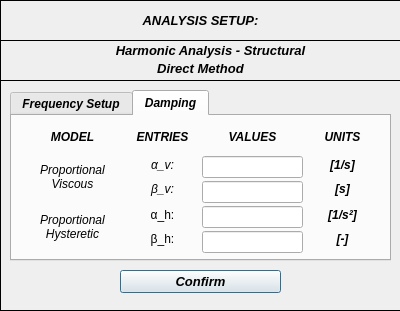
First picture: the form in pulse/uix/user_input/ui/analysisSetupInput_DirectMethod.ui, repository open-pulse/OpenPulse, before the edit.
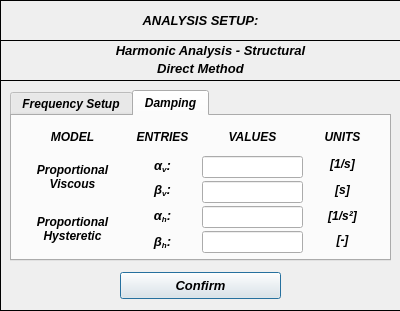
Second picture: the form after the edit. The open tabs and pages were chosen to show the change. Icons and pictures are not drawn.

```diff
--- a/pulse/uix/user_input/ui/analysisSetupInput_DirectMethod.ui
+++ b/pulse/uix/user_input/ui/analysisSetupInput_DirectMethod.ui
@@ -566,8 +566,9 @@
          <widget class="QLabel" name="label_8">
           <property name="font">
            <font>
-            <weight>50</weight>
-            <bold>false</bold>
+            <pointsize>9</pointsize>
+            <weight>75</weight>
+            <bold>true</bold>
            </font>
           </property>
           <property name="text">
@@ -587,7 +588,7 @@
          <x>10</x>
          <y>90</y>
          <width>101</width>
-         <height>41</height>
+         <height>45</height>
         </rect>
        </property>
        <layout class="QVBoxLayout" name="verticalLayout_6">
@@ -595,8 +596,9 @@
          <widget class="QLabel" name="label_9">
           <property name="font">
            <font>
-            <weight>50</weight>
-            <bold>false</bold>
+            <pointsize>9</pointsize>
+            <weight>75</weight>
+            <bold>true</bold>
            </font>
           </property>
           <property name="text">
@@ -616,7 +618,7 @@
          <x>120</x>
          <y>40</y>
          <width>61</width>
-         <height>41</height>
+         <height>43</height>
         </rect>
        </property>
        <layout class="QVBoxLayout" name="verticalLayout_7">
@@ -624,12 +626,15 @@
          <widget class="QLabel" name="label_10">
           <property name="font">
            <font>
-            <weight>50</weight>
-            <bold>false</bold>
+            <family>Arial</family>
+            <pointsize>9</pointsize>
+            <weight>75</weight>
+            <italic>true</italic>
+            <bold>true</bold>
            </font>
           </property>
           <property name="text">
-           <string>α_v:</string>
+           <string>&lt;html&gt;&lt;head/&gt;&lt;body&gt;&lt;p align=&quot;center&quot;&gt;&lt;span style=&quot; font-size:10pt;&quot;&gt;α&lt;/span&gt;&lt;span style=&quot; font-size:10pt; vertical-align:sub;&quot;&gt;v&lt;/span&gt;&lt;span style=&quot; font-size:10pt;&quot;&gt;:&lt;/span&gt;&lt;/p&gt;&lt;/body&gt;&lt;/html&gt;</string>
           </property>
           <property name="alignment">
            <set>Qt::AlignCenter</set>
@@ -640,12 +645,15 @@
          <widget class="QLabel" name="label_11">
           <property name="font">
            <font>
-            <weight>50</weight>
-            <bold>false</bold>
+            <family>Arial</family>
+            <pointsize>9</pointsize>
+            <weight>75</weight>
+            <italic>true</italic>
+            <bold>true</bold>
            </font>
           </property>
           <property name="text">
-           <string>β_v:</string>
+           <string>&lt;html&gt;&lt;head/&gt;&lt;body&gt;&lt;p align=&quot;center&quot;&gt;&lt;span style=&quot; font-size:10pt;&quot;&gt;β&lt;/span&gt;&lt;span style=&quot; font-size:10pt; vertical-align:sub;&quot;&gt;v&lt;/span&gt;&lt;span style=&quot; font-size:10pt;&quot;&gt;:&lt;/span&gt;&lt;/p&gt;&lt;/body&gt;&lt;/html&gt;</string>
           </property>
           <property name="alignment">
            <set>Qt::AlignCenter</set>
@@ -660,7 +668,7 @@
          <x>120</x>
          <y>90</y>
          <width>61</width>
-         <height>41</height>
+         <height>45</height>
         </rect>
        </property>
        <layout class="QVBoxLayout" name="verticalLayout_8">
@@ -669,13 +677,14 @@
           <property name="font">
            <font>
             <family>Arial</family>
-            <weight>50</weight>
-            <italic>false</italic>
-            <bold>false</bold>
+            <pointsize>9</pointsize>
+            <weight>75</weight>
+            <italic>true</italic>
+            <bold>true</bold>
            </font>
           </property>
           <property name="text">
-           <string>α_h:</string>
+           <string>&lt;html&gt;&lt;head/&gt;&lt;body&gt;&lt;p align=&quot;center&quot;&gt;&lt;span style=&quot; font-size:10pt;&quot;&gt;α&lt;/span&gt;&lt;span style=&quot; font-size:10pt; vertical-align:sub;&quot;&gt;h&lt;/span&gt;&lt;span style=&quot; font-size:10pt;&quot;&gt;:&lt;/span&gt;&lt;/p&gt;&lt;/body&gt;&lt;/html&gt;</string>
           </property>
           <property name="alignment">
            <set>Qt::AlignCenter</set>
@@ -686,13 +695,15 @@
          <widget class="QLabel" name="label_12">
           <property name="font">
            <font>
-            <weight>50</weight>
-            <italic>false</italic>
-            <bold>false</bold>
+            <family>Arial</family>
+            <pointsize>9</pointsize>
+            <weight>75</weight>
+            <italic>true</italic>
+            <bold>true</bold>
            </font>
           </property>
           <property name="text">
-           <string>β_h:</string>
+           <string>&lt;html&gt;&lt;head/&gt;&lt;body&gt;&lt;p align=&quot;center&quot;&gt;&lt;span style=&quot; font-size:10pt;&quot;&gt;β&lt;/span&gt;&lt;span style=&quot; font-size:10pt; vertical-align:sub;&quot;&gt;h&lt;/span&gt;&lt;span style=&quot; font-size:10pt;&quot;&gt;:&lt;/span&gt;&lt;/p&gt;&lt;/body&gt;&lt;/html&gt;</string>
           </property>
           <property name="alignment">
            <set>Qt::AlignCenter</set>
@@ -750,14 +761,19 @@
        <property name="geometry">
         <rect>
          <x>300</x>
-         <y>40</y>
+         <y>38</y>
          <width>61</width>
-         <height>41</height>
+         <height>45</height>
         </rect>
        </property>
        <layout class="QVBoxLayout" name="verticalLayout_10">
         <item>
          <widget class="QLabel" name="label_15">
+          <property name="font">
+           <font>
+            <pointsize>9</pointsize>
+           </font>
+          </property>
           <property name="text">
            <string>[1/s]</string>
           </property>
@@ -768,6 +784,11 @@
         </item>
         <item>
          <widget class="QLabel" name="label_14">
+          <property name="font">
+           <font>
+            <pointsize>9</pointsize>
+           </font>
+          </property>
           <property name="text">
            <string>[s]</string>
           </property>
@@ -784,12 +805,17 @@
          <x>300</x>
          <y>90</y>
          <width>61</width>
-         <height>41</height>
+         <height>43</height>
         </rect>
        </property>
        <layout class="QVBoxLayout" name="verticalLayout_11">
         <item>
          <widget class="QLabel" name="label_16">
+          <property name="font">
+           <font>
+            <pointsize>9</pointsize>
+           </font>
+          </property>
           <property name="text">
            <string>[1/s²]</string>
           </property>
@@ -800,6 +826,11 @@
         </item>
         <item>
          <widget class="QLabel" name="label_17">
+          <property name="font">
+           <font>
+            <pointsize>9</pointsize>
+           </font>
+          </property>
           <property name="text">
            <string>[-]</string>
           </property>
@@ -861,9 +892,9 @@
      <property name="geometry">
       <rect>
        <x>120</x>
-       <y>230</y>
+       <y>232</y>
        <width>161</width>
-       <height>23</height>
+       <height>27</height>
       </rect>
      </property>
      <property name="font">
```
Left out of the diff: 4 changed lines with no effect on the pictures.
